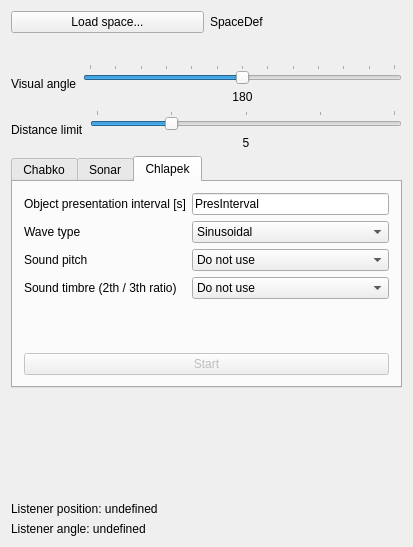
Before: the Qt Designer form mainwindow.ui in navigatore/imaginote, drawn with Qt 5.
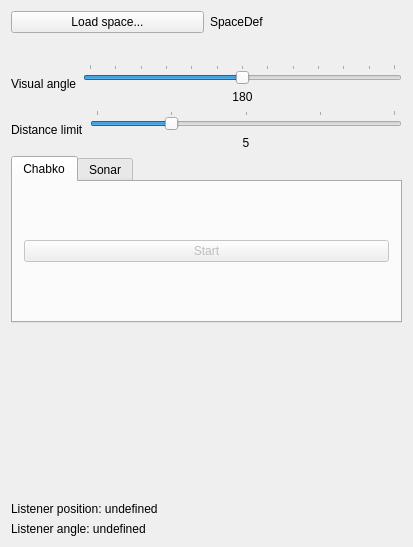
After: the same form once the commit is applied. The open tabs and pages were chosen to show the change. Custom widgets are drawn as their Qt base class.

Diff of the .ui file:
```diff
--- a/mainwindow.ui
+++ b/mainwindow.ui
@@ -206,113 +206,6 @@
         </item>
        </layout>
       </widget>
-      <widget class="QWidget" name="tab_2">
-       <attribute name="title">
-        <string>Chlapek</string>
-       </attribute>
-       <layout class="QFormLayout" name="formLayout">
-        <item row="0" column="0">
-         <widget class="QLabel" name="presIntervalLabel">
-          <property name="text">
-           <string>Object presentation interval [s]</string>
-          </property>
-         </widget>
-        </item>
-        <item row="0" column="1">
-         <widget class="QLineEdit" name="presIntervalLineEdit">
-          <property name="text">
-           <string>PresInterval</string>
-          </property>
-         </widget>
-        </item>
-        <item row="1" column="0">
-         <widget class="QLabel" name="waveTypeLabel">
-          <property name="text">
-           <string>Wave type</string>
-          </property>
-         </widget>
-        </item>
-        <item row="1" column="1">
-         <widget class="QComboBox" name="waveTypeCombo">
-          <item>
-           <property name="text">
-            <string>Sinusoidal</string>
-           </property>
-          </item>
-          <item>
-           <property name="text">
-            <string>Triangular</string>
-           </property>
-          </item>
-         </widget>
-        </item>
-        <item row="2" column="0">
-         <widget class="QLabel" name="soundPitchLabel">
-          <property name="text">
-           <string>Sound pitch</string>
-          </property>
-         </widget>
-        </item>
-        <item row="2" column="1">
-         <widget class="QComboBox" name="soundPitchCombo">
-          <item>
-           <property name="text">
-            <string>Do not use</string>
-           </property>
-          </item>
-          <item>
-           <property name="text">
-            <string>Distance</string>
-           </property>
-          </item>
-         </widget>
-        </item>
-        <item row="3" column="0">
-         <widget class="QLabel" name="soundTimbreLabel">
-          <property name="text">
-           <string>Sound timbre (2th / 3th ratio)</string>
-          </property>
-         </widget>
-        </item>
-        <item row="3" column="1">
-         <widget class="QComboBox" name="soundTimbreCombo">
-          <item>
-           <property name="text">
-            <string>Do not use</string>
-           </property>
-          </item>
-          <item>
-           <property name="text">
-            <string>Width / height ratio</string>
-           </property>
-          </item>
-         </widget>
-        </item>
-        <item row="4" column="0">
-         <spacer name="verticalSpacer_2">
-          <property name="orientation">
-           <enum>Qt::Vertical</enum>
-          </property>
-          <property name="sizeHint" stdset="0">
-           <size>
-            <width>20</width>
-            <height>40</height>
-           </size>
-          </property>
-         </spacer>
-        </item>
-        <item row="5" column="0" colspan="2">
-         <widget class="QPushButton" name="startStopButton">
-          <property name="enabled">
-           <bool>false</bool>
-          </property>
-          <property name="text">
-           <string>Start</string>
-          </property>
-         </widget>
-        </item>
-       </layout>
-      </widget>
      </widget>
     </item>
     <item>
```
Left out of the diff: 62 changed lines with no effect on the pictures.
